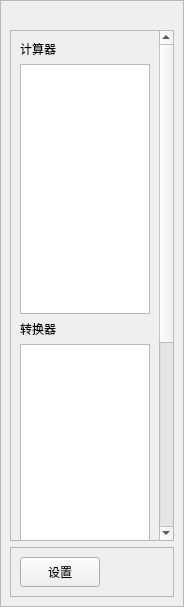
Before: the Qt Designer form src/Forms/PopMenu/PopMenu.ui in yxingqin/CulcaMaid, drawn with Qt 5.
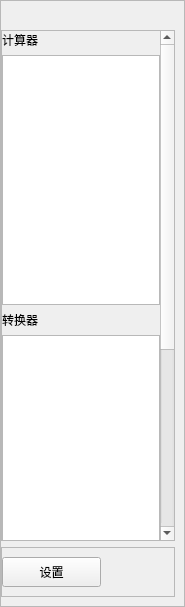
After: the same form once the commit is applied. Icons and pictures are not drawn.

What changed in the file:
```diff
--- a/src/Forms/PopMenu/PopMenu.ui
+++ b/src/Forms/PopMenu/PopMenu.ui
@@ -6,7 +6,7 @@
    <rect>
     <x>0</x>
     <y>0</y>
-    <width>176</width>
+    <width>185</width>
     <height>607</height>
    </rect>
   </property>
@@ -78,6 +78,9 @@
       <enum>QFrame::Raised</enum>
      </property>
      <layout class="QVBoxLayout" name="verticalLayout">
+      <property name="leftMargin">
+       <number>0</number>
+      </property>
       <item>
        <spacer name="verticalSpacer">
         <property name="orientation">
@@ -110,11 +113,23 @@
           <rect>
            <x>0</x>
            <y>0</y>
-           <width>150</width>
-           <height>858</height>
+           <width>159</width>
+           <height>848</height>
           </rect>
          </property>
          <layout class="QVBoxLayout" name="verticalLayout_4">
+          <property name="leftMargin">
+           <number>0</number>
+          </property>
+          <property name="topMargin">
+           <number>0</number>
+          </property>
+          <property name="rightMargin">
+           <number>0</number>
+          </property>
+          <property name="bottomMargin">
+           <number>0</number>
+          </property>
           <item>
            <widget class="QLabel" name="label">
             <property name="text">
@@ -168,6 +183,12 @@
          <enum>QFrame::Raised</enum>
         </property>
         <layout class="QHBoxLayout" name="horizontalLayout_2">
+         <property name="leftMargin">
+          <number>0</number>
+         </property>
+         <property name="topMargin">
+          <number>9</number>
+         </property>
          <item>
           <widget class="QPushButton" name="btn_setting">
            <property name="minimumSize">
```
Left out of the diff: 38 changed lines with no effect on the pictures.
